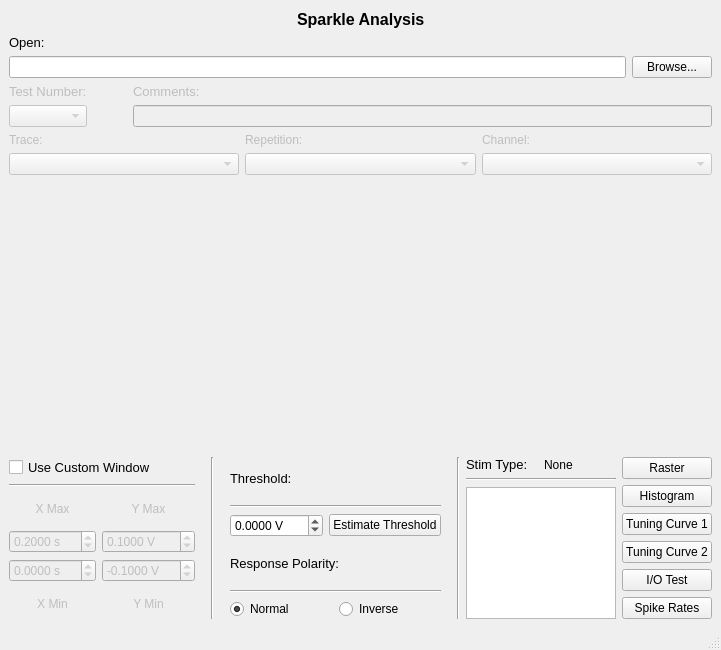
Old version of the form ui/main.ui in the repository portfors-lab/SparkleAnalysis.
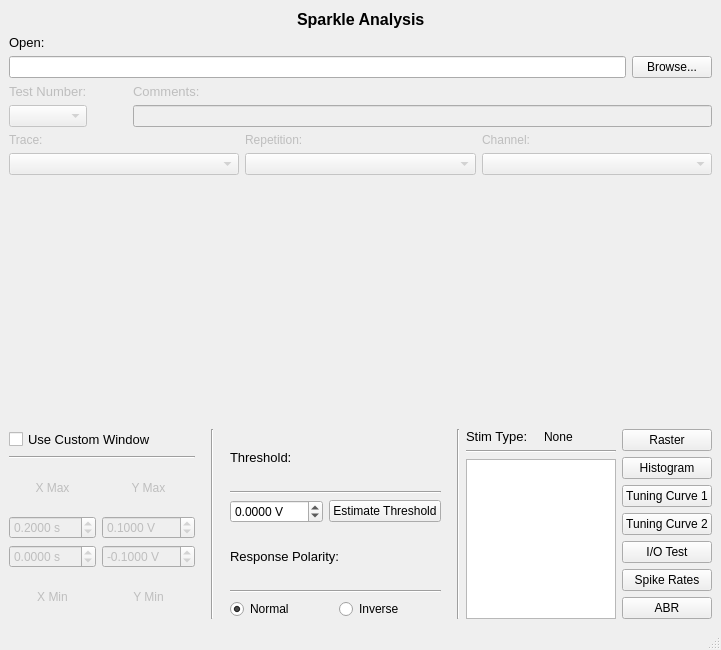
New version of the form. Icons and pictures are not drawn. Custom widgets are drawn as their Qt base class.

Commit message: Added the ability to graph ABRs based on a file's test number

What changed in the file:
```diff
--- a/ui/main.ui
+++ b/ui/main.ui
@@ -704,6 +704,16 @@
           </property>
          </widget>
         </item>
+        <item row="6" column="0">
+         <widget class="QPushButton" name="pushButton_abr">
+          <property name="toolTip">
+           <string>Creates an auditory brainstem response (ABR) graph based on your current test.</string>
+          </property>
+          <property name="text">
+           <string>ABR</string>
+          </property>
+         </widget>
+        </item>
        </layout>
       </item>
      </layout>
```
The commit also changes 2 other files.
